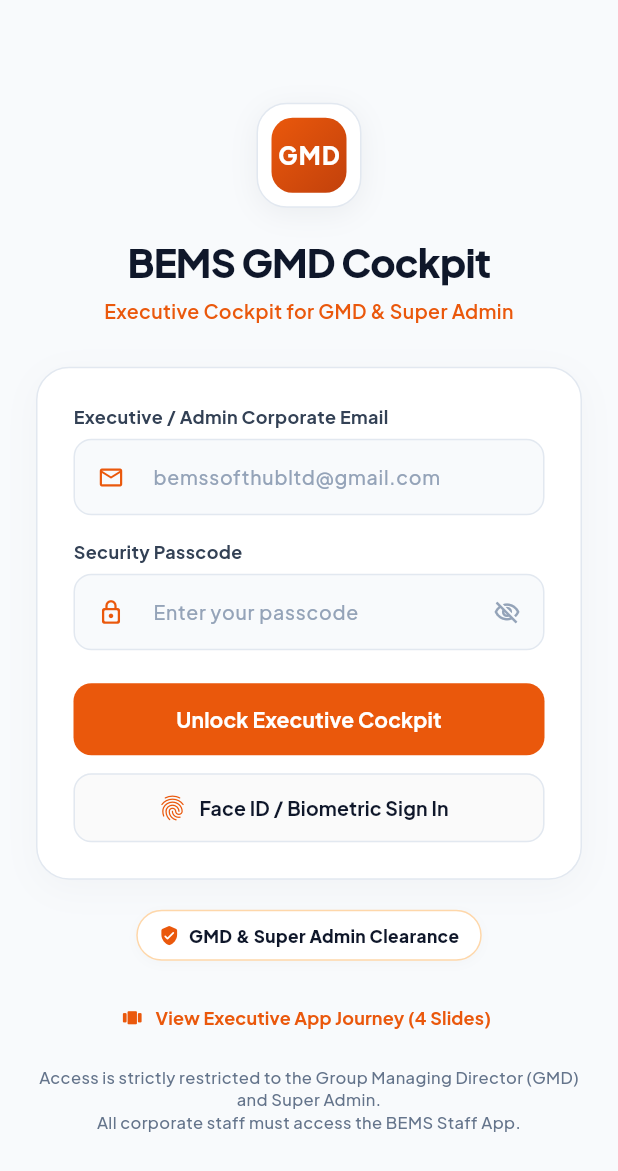
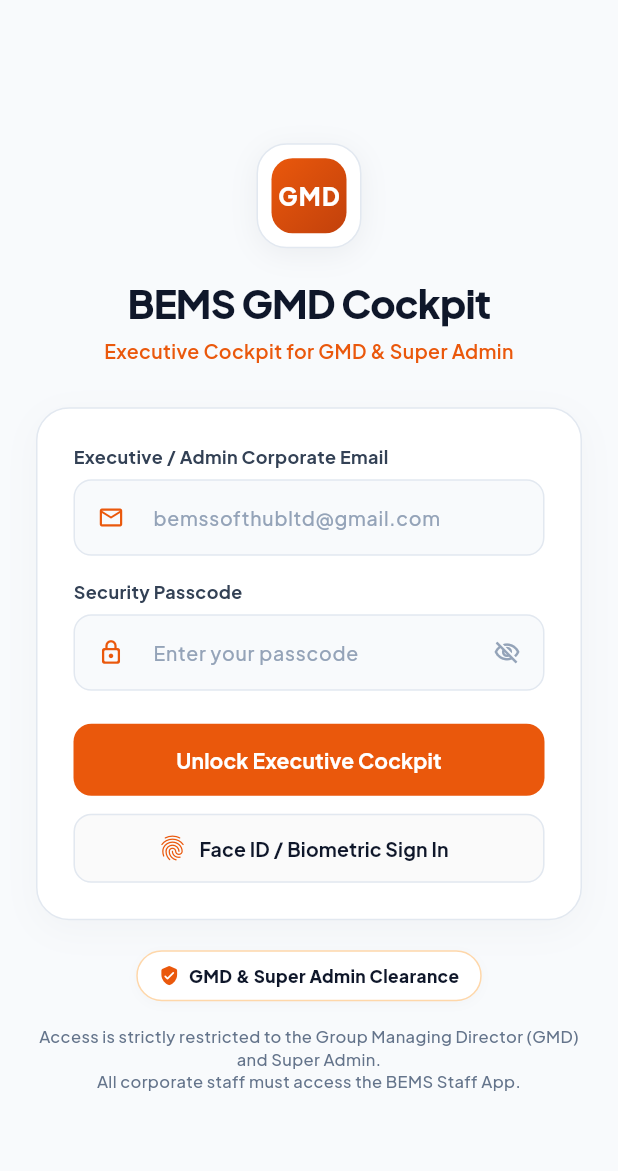
Before and after one commit to bemsfarmsltd/Financial-Management-System, a Flutter app: the LoginScreen screen opened directly, on a phone screen of 412 x 824 dp. Shown: the top 1171 px of the screen. Run offline on Flutter 3.47's test engine with Material 3 defaults, Android fonts, the light colour scheme and no system bars; our stand-ins replace file_picker, flutter_animate, flutter_local_notifications, flutter_secure_storage, geolocator, google_fonts and 3 more; missing offline and left inert: dart:html, mobile_scanner; accounts and stored records are empty; network calls fail.

Commit message:
chore: remove onboarding journey links from staff and GMD mobile login screens

```diff
--- a/bems_gmd_ai/lib/screens/login_screen.dart
+++ b/bems_gmd_ai/lib/screens/login_screen.dart
@@ -1,7 +1,6 @@
 import 'package:flutter/material.dart';
 import '../services/api_service.dart';
 import '../services/chat_storage_service.dart';
-import 'onboarding_carousel_screen.dart';
 import 'welcome_entry_screen.dart';
 
 class LoginScreen extends StatefulWidget {
@@ -414,31 +413,7 @@ class _LoginScreenState extends State<LoginScreen> {
                     ),
                   ),
 
-                  const SizedBox(height: 14),
-
-                  Center(
-                    child: TextButton.icon(
-                      onPressed: () {
-                        Navigator.push(
-                          context,
-                          MaterialPageRoute(
-                            builder: (_) => const OnboardingCarouselScreen(isReplay: true),
-                          ),
-                        );
-                      },
-                      icon: const Icon(Icons.view_carousel_rounded, size: 15, color: Color(0xFFEA580C)),
-                      label: const Text(
-                        'View Executive App Journey (4 Slides)',
-                        style: TextStyle(
-                          fontSize: 12,
-                          fontWeight: FontWeight.w700,
-                          color: Color(0xFFEA580C),
-                        ),
-                      ),
-                    ),
-                  ),
-
-                  const SizedBox(height: 8),
+                  const SizedBox(height: 16),
 
                   // Footer Security Note
                   const Text(
```
Also changed, not shown: bems_staff_app/lib/screens/staff_login_screen.dart (+0 -21 lines).
